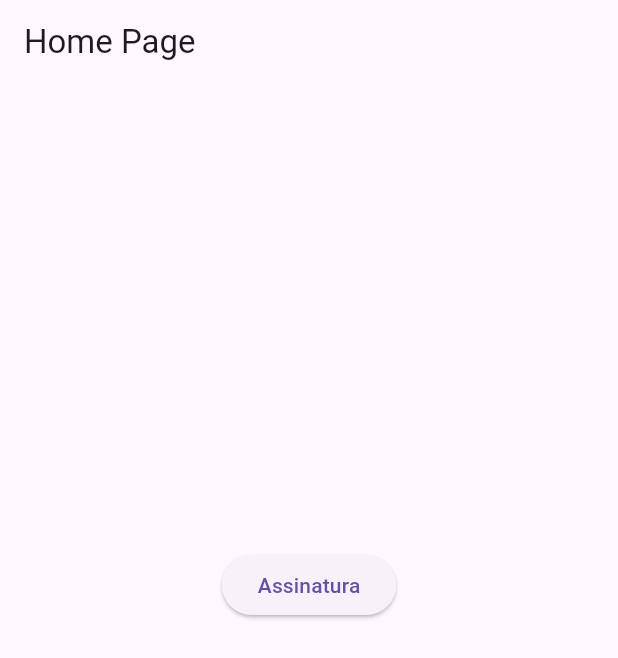
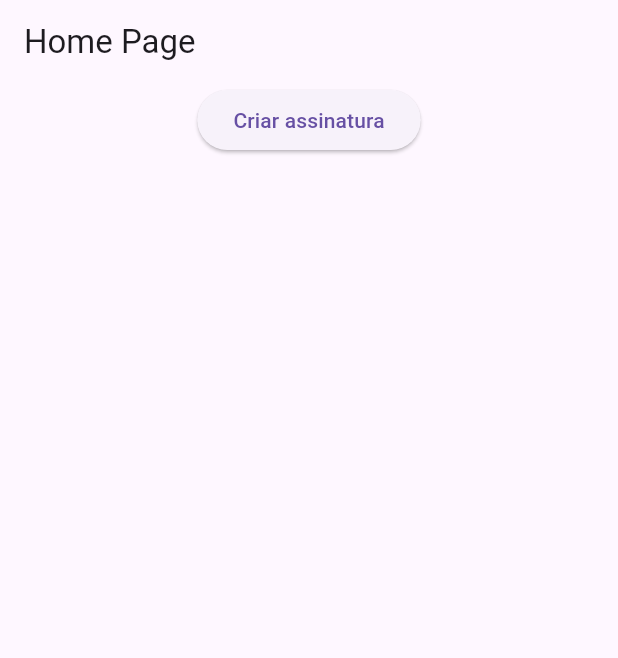
Before and after one commit to luisgustavoo/drawing, a Flutter app: the screen it shows after launch, on a phone screen of 412 x 824 dp. Shown: the top 658 px of the screen. Run offline on Flutter 3.47's test engine with Material 3 defaults, Android fonts, the phone set to English and light mode, and no system bars; our stand-ins replace bloc, equatable.

Commit message:
Refactor home_page.dart and signature_page.dart
- In home_page.dart, changed the body widget to SingleChildScrollView with a Column child.
- In home_page.dart, modified the onPressed function of ElevatedButton to update _imageMemory and showSignature state variables.
- In signature_page.dart, removed commented out code for height, margin, and onPanEnd function.

These changes improve the layout and functionality of the Home Page and Signature Page.

```diff
--- a/lib/pages/home_page.dart
+++ b/lib/pages/home_page.dart
@@ -18,13 +18,15 @@ class _HomePageState extends State<HomePage> {
       appBar: AppBar(
         title: const Text('Home Page'),
       ),
-      body: Column(
+      body: SingleChildScrollView(
+        child: Column(
           mainAxisAlignment: MainAxisAlignment.center,
           children: [
             Center(
               child: ElevatedButton(
                 onPressed: () async {
-                final result = await Navigator.pushNamed(context, '/signature')
+                  final result =
+                      await Navigator.pushNamed(context, '/signature')
                           as Uint8List?;
 
                   if (result != null) {
@@ -40,22 +42,17 @@ class _HomePageState extends State<HomePage> {
                     ]);
                   });
                 },
-              child: const Text('Assinatura'),
+                child: const Text('Criar assinatura'),
               ),
             ),
-          // const SizedBox(
-          //   height: 20,
-          // ),
-          SizedBox(
-            height: 100,
-            child: Visibility(
+            Visibility(
               visible: showSignature,
               child: showSignature
                   ? InteractiveViewer(child: Image.memory(_imageMemory!))
                   : const SizedBox.shrink(),
             ),
+          ],
         ),
-        ],
       ),
     );
   }
```
Also changed, not shown: lib/pages/signature_page.dart (+6 -8 lines). Lines whose indentation alone changed are shown as unchanged.
